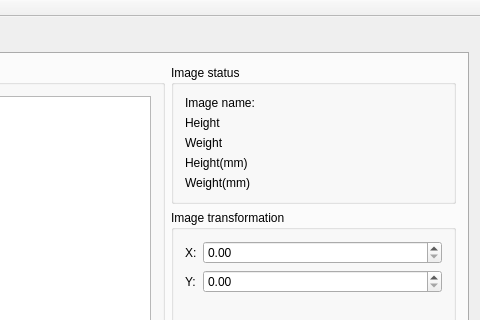
The window that mainwindow/mainwindow.ui (CommName/Cengrave) describes before a commit, drawn with Qt 5; both pictures show x 571 to 1051 and y 0 to 320 of the 1051 by 761 pixel window.
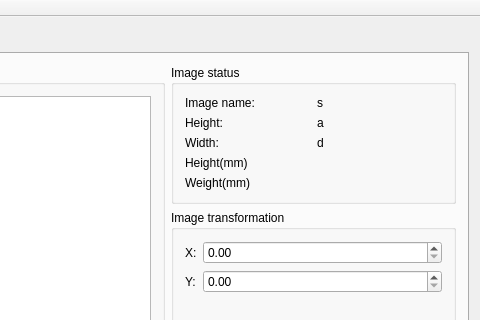
The same window after the commit. The open tabs and pages were chosen to show the change.

Commit message: Load and display image

What changed in the file:
```diff
--- a/mainwindow/mainwindow.ui
+++ b/mainwindow/mainwindow.ui
@@ -129,10 +129,10 @@
                </property>
               </widget>
              </item>
-             <item row="1" column="0">
-              <widget class="QLabel" name="label_6">
+             <item row="2" column="0">
+              <widget class="QLabel" name="label_7">
                <property name="text">
-                <string>Height</string>
+                <string>Width:</string>
                </property>
               </widget>
              </item>
@@ -143,13 +143,6 @@
                </property>
               </widget>
              </item>
-             <item row="2" column="0">
-              <widget class="QLabel" name="label_7">
-               <property name="text">
-                <string>Weight</string>
-               </property>
-              </widget>
-             </item>
              <item row="0" column="0">
               <widget class="QLabel" name="label_10">
                <property name="text">
@@ -157,6 +150,34 @@
                </property>
               </widget>
              </item>
+             <item row="1" column="1">
+              <widget class="QLabel" name="label_Height">
+               <property name="text">
+                <string>a</string>
+               </property>
+              </widget>
+             </item>
+             <item row="1" column="0">
+              <widget class="QLabel" name="labelHeight">
+               <property name="text">
+                <string>Height:</string>
+               </property>
+              </widget>
+             </item>
+             <item row="2" column="1">
+              <widget class="QLabel" name="label_Width">
+               <property name="text">
+                <string>d</string>
+               </property>
+              </widget>
+             </item>
+             <item row="0" column="1">
+              <widget class="QLabel" name="label_ImageName">
+               <property name="text">
+                <string>s</string>
+               </property>
+              </widget>
+             </item>
             </layout>
            </widget>
           </item>
```
Left out of the diff: 12 changed lines with no effect on the pictures. The commit also changes 2 other files.
